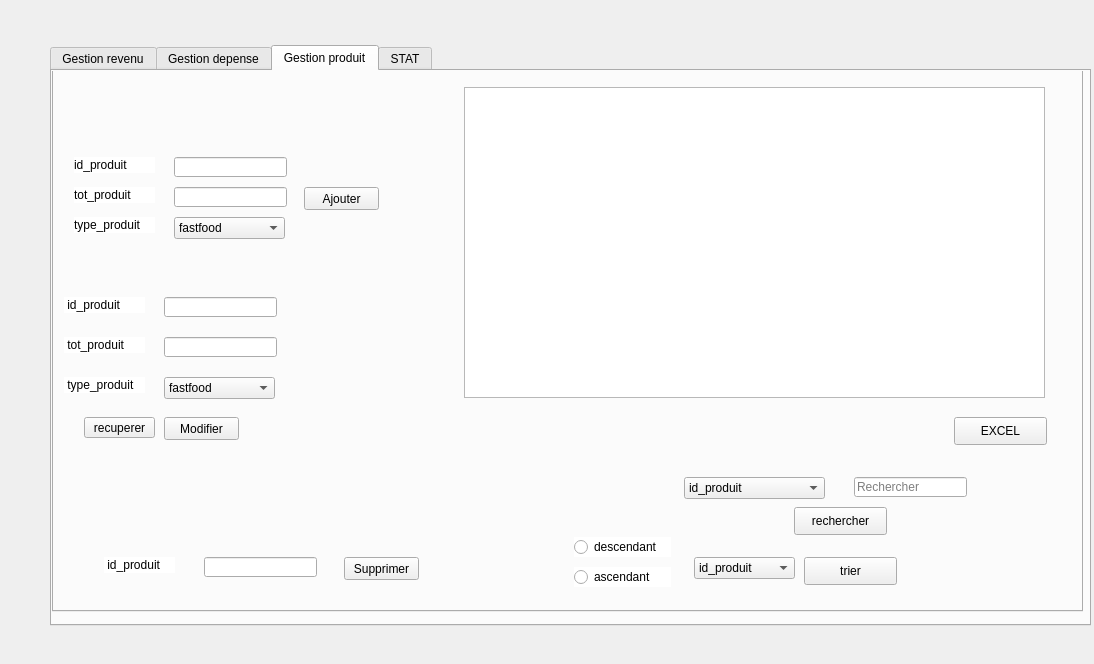
This is maquetteqt/youssef.ui in taiefhilali/THE_MUNCH_CULTURE as Qt 5 draws it before an edit. The edited form follows.
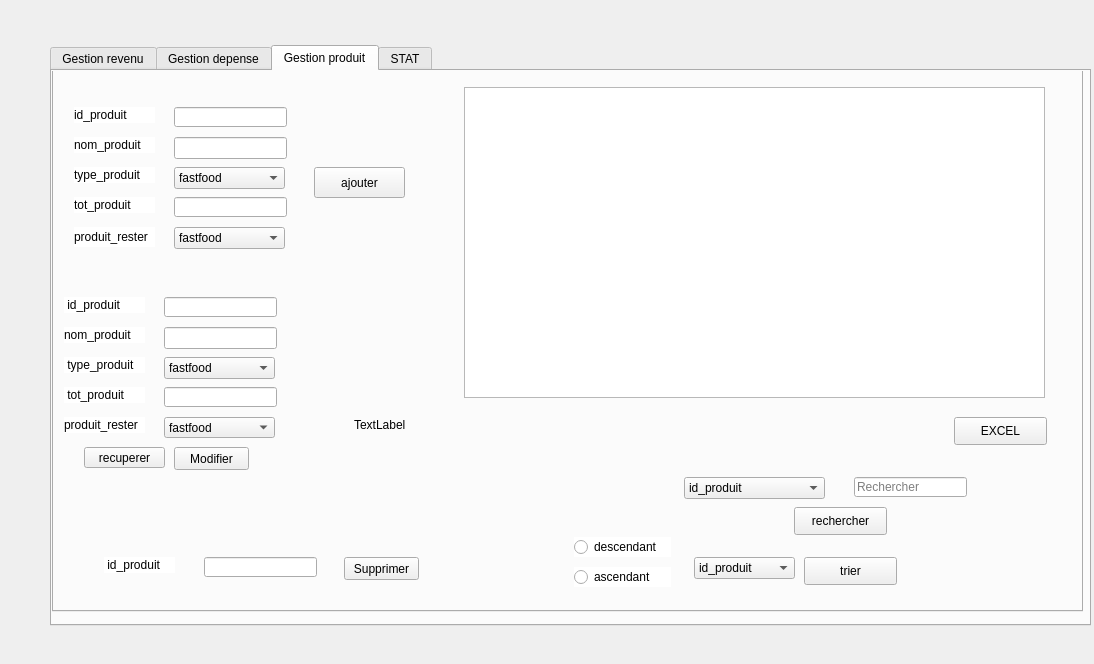
This is the edited form. Icons and pictures are not drawn. Custom widgets are drawn as their Qt base class.

The edit to the form file:
```diff
--- a/maquetteqt/youssef.ui
+++ b/maquetteqt/youssef.ui
@@ -951,7 +951,7 @@
        <property name="geometry">
         <rect>
          <x>120</x>
-         <y>90</y>
+         <y>40</y>
          <width>113</width>
          <height>20</height>
         </rect>
@@ -960,21 +960,30 @@
       <widget class="QPushButton" name="ajouter1">
        <property name="geometry">
         <rect>
-         <x>250</x>
-         <y>120</y>
-         <width>75</width>
-         <height>23</height>
+         <x>260</x>
+         <y>100</y>
+         <width>91</width>
+         <height>31</height>
         </rect>
        </property>
+       <property name="accessibleDescription">
+        <string/>
+       </property>
+       <property name="styleSheet">
+        <string notr="true">￼</string>
+       </property>
        <property name="text">
-        <string>Ajouter</string>
+        <string>ajouter</string>
+       </property>
+       <property name="autoRepeat">
+        <bool>false</bool>
        </property>
       </widget>
       <widget class="QLineEdit" name="le_tot_produit">
        <property name="geometry">
         <rect>
          <x>120</x>
-         <y>120</y>
+         <y>130</y>
          <width>113</width>
          <height>20</height>
         </rect>
@@ -1041,7 +1050,7 @@
        <property name="geometry">
         <rect>
          <x>20</x>
-         <y>90</y>
+         <y>40</y>
          <width>81</width>
          <height>16</height>
         </rect>
@@ -1065,7 +1074,7 @@
        <property name="geometry">
         <rect>
          <x>20</x>
-         <y>120</y>
+         <y>130</y>
          <width>81</width>
          <height>16</height>
         </rect>
@@ -1113,7 +1122,7 @@
        <property name="geometry">
         <rect>
          <x>10</x>
-         <y>270</y>
+         <y>320</y>
          <width>81</width>
          <height>16</height>
         </rect>
@@ -1137,7 +1146,7 @@
        <property name="geometry">
         <rect>
          <x>110</x>
-         <y>270</y>
+         <y>320</y>
          <width>113</width>
          <height>20</height>
         </rect>
@@ -1156,8 +1165,8 @@
       <widget class="QPushButton" name="modifier3_2">
        <property name="geometry">
         <rect>
-         <x>110</x>
-         <y>350</y>
+         <x>120</x>
+         <y>380</y>
          <width>75</width>
          <height>23</height>
         </rect>
@@ -1234,7 +1243,7 @@
        <property name="geometry">
         <rect>
          <x>20</x>
-         <y>150</y>
+         <y>100</y>
          <width>81</width>
          <height>16</height>
         </rect>
@@ -1258,7 +1267,7 @@
        <property name="geometry">
         <rect>
          <x>10</x>
-         <y>310</y>
+         <y>290</y>
          <width>81</width>
          <height>16</height>
         </rect>
@@ -1339,7 +1348,7 @@
        <property name="geometry">
         <rect>
          <x>120</x>
-         <y>150</y>
+         <y>100</y>
          <width>111</width>
          <height>22</height>
         </rect>
@@ -1364,7 +1373,7 @@
        <property name="geometry">
         <rect>
          <x>110</x>
-         <y>310</y>
+         <y>290</y>
          <width>111</width>
          <height>22</height>
         </rect>
@@ -1389,8 +1398,8 @@
        <property name="geometry">
         <rect>
          <x>30</x>
-         <y>350</y>
-         <width>71</width>
+         <y>380</y>
+         <width>81</width>
          <height>21</height>
         </rect>
        </property>
@@ -1445,6 +1454,187 @@
         <string>ascendant</string>
        </property>
       </widget>
+      <widget class="QLabel" name="label_14">
+       <property name="geometry">
+        <rect>
+         <x>300</x>
+         <y>350</y>
+         <width>56</width>
+         <height>16</height>
+        </rect>
+       </property>
+       <property name="text">
+        <string>TextLabel</string>
+       </property>
+      </widget>
+      <widget class="QLabel" name="label_15">
+       <property name="geometry">
+        <rect>
+         <x>20</x>
+         <y>70</y>
+         <width>81</width>
+         <height>16</height>
+        </rect>
+       </property>
+       <property name="styleSheet">
+        <string notr="true">background-color:tranparent;
+
+border-image:url(:/image/5.jpg);
+
+background:white;
+
+border:none;
+
+background-repeat:none;</string>
+       </property>
+       <property name="text">
+        <string>nom_produit</string>
+       </property>
+      </widget>
+      <widget class="QLineEdit" name="le_nom_produit">
+       <property name="geometry">
+        <rect>
+         <x>120</x>
+         <y>70</y>
+         <width>113</width>
+         <height>22</height>
+        </rect>
+       </property>
+      </widget>
+      <widget class="QComboBox" name="leproduitrester">
+       <property name="geometry">
+        <rect>
+         <x>120</x>
+         <y>160</y>
+         <width>111</width>
+         <height>22</height>
+        </rect>
+       </property>
+       <item>
+        <property name="text">
+         <string>fastfood</string>
+        </property>
+       </item>
+       <item>
+        <property name="text">
+         <string>heathyfood</string>
+        </property>
+       </item>
+       <item>
+        <property name="text">
+         <string>others</string>
+        </property>
+       </item>
+      </widget>
+      <widget class="QLabel" name="label_16">
+       <property name="geometry">
+        <rect>
+         <x>20</x>
+         <y>160</y>
+         <width>81</width>
+         <height>20</height>
+        </rect>
+       </property>
+       <property name="styleSheet">
+        <string notr="true">background-color:tranparent;
+
+border-image:url(:/image/5.jpg);
+
+background:white;
+
+border:none;
+
+background-repeat:none;</string>
+       </property>
+       <property name="text">
+        <string>produit_rester</string>
+       </property>
+      </widget>
+      <widget class="QLabel" name="label_17">
+       <property name="geometry">
+        <rect>
+         <x>10</x>
+         <y>260</y>
+         <width>81</width>
+         <height>16</height>
+        </rect>
+       </property>
+       <property name="styleSheet">
+        <string notr="true">background-color:tranparent;
+
+border-image:url(:/image/5.jpg);
+
+background:white;
+
+border:none;
+
+background-repeat:none;
+</string>
+       </property>
+       <property name="text">
+        <string>nom_produit</string>
+       </property>
+      </widget>
+      <widget class="QLineEdit" name="le_nom_produit_3">
+       <property name="geometry">
+        <rect>
+         <x>110</x>
+         <y>260</y>
+         <width>113</width>
+         <height>22</height>
+        </rect>
+       </property>
+      </widget>
+      <widget class="QLabel" name="label_18">
+       <property name="geometry">
+        <rect>
+         <x>10</x>
+         <y>350</y>
+         <width>81</width>
+         <height>16</height>
+        </rect>
+       </property>
+       <property name="styleSheet">
+        <string notr="true">background-color:tranparent;
+
+border-image:url(:/image/5.jpg);
+
+background:white;
+
+border:none;
+
+background-repeat:none;
+</string>
+       </property>
+       <property name="text">
+        <string>produit_rester</string>
+       </property>
+      </widget>
+      <widget class="QComboBox" name="mproduitrester">
+       <property name="geometry">
+        <rect>
+         <x>110</x>
+         <y>350</y>
+         <width>111</width>
+         <height>21</height>
+        </rect>
+       </property>
+       <item>
+        <property name="text">
+         <string>fastfood</string>
+        </property>
+       </item>
+       <item>
+        <property name="text">
+         <string>healthyfood</string>
+        </property>
+       </item>
+       <item>
+        <property name="text">
+         <string>others</string>
+        </property>
+       </item>
+      </widget>
       <zorder>label_30</zorder>
       <zorder>le_id_produit</zorder>
       <zorder>ajouter1</zorder>
```
Left out of the diff: 40 changed lines with no effect on the pictures.
